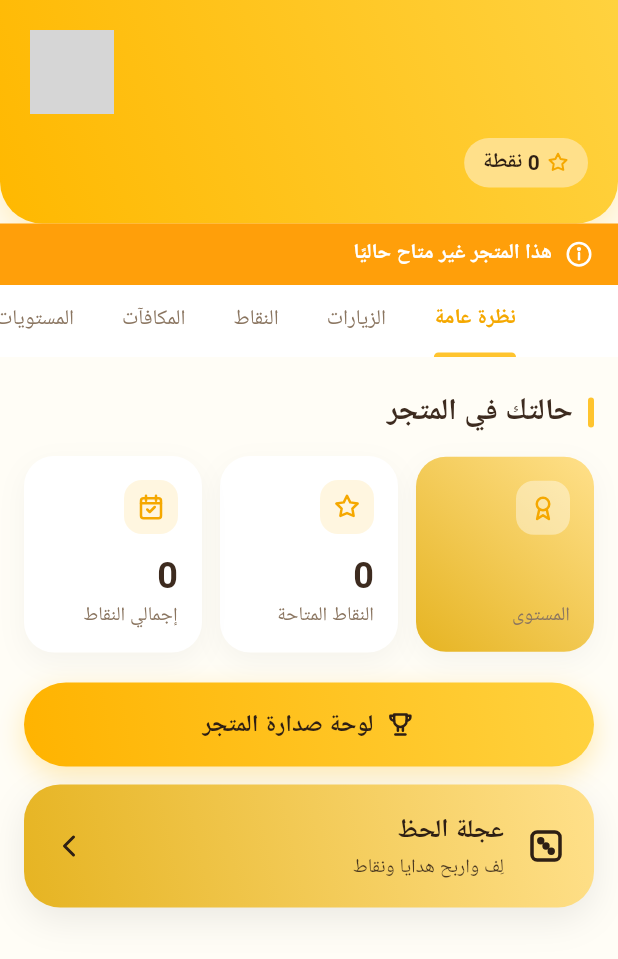
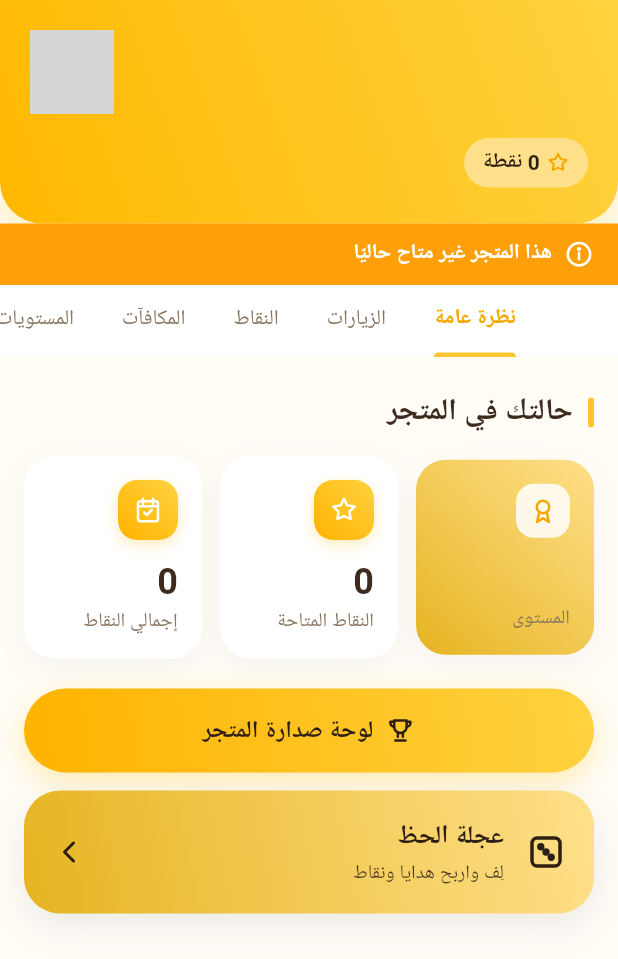
Before and after one commit to ammarnabileg/start, a Flutter app: the StoreDetailScreen screen opened directly with empty values, on a phone screen of 412 x 824 dp. Shown: the top 959 px of the screen. Run offline on Flutter 3.47's test engine with Material 3 defaults, Android fonts, the phone set to English and light mode, and no system bars; drawn by our look-alikes of cached_network_image; our stand-ins replace firebase_core, firebase_messaging, fl_chart, flutter_animate, flutter_image_compress, flutter_local_notifications and 11 more; missing offline and left inert: geofence_service, mobile_scanner, screen_brightness; accounts and stored records are empty; network calls fail; Roboto replaces fonts that are missing (Tajawal); project files that could hold a hidden picture were left out; grey boxes are pictures that could not be loaded.

Commit message:
Unify yellow-background icons into a gold AppIconBadge (white icon)
New AppIconBadge (gold gradient + white icon, matching the prominent nav button)
standardizes every icon that used to sit on a light-yellow/cream chip. Applied in
the shared StatCard (default state) and in real screens (cashier customer profile,
notifications) plus the screenshot facsimiles. Highlight/accent states preserved.

```diff
--- a/loyalty-platform/packages/loyalty_core/lib/loyalty_core.dart
+++ b/loyalty-platform/packages/loyalty_core/lib/loyalty_core.dart
@@ -35,6 +35,7 @@ export 'src/models/pos_api_key.dart';
 
 // Widgets
 export 'src/widgets/app_icon.dart';
+export 'src/widgets/app_icon_badge.dart';
 export 'src/widgets/primary_button.dart';
 export 'src/widgets/app_card.dart';
 export 'src/widgets/state_views.dart';
--- /dev/null
+++ b/loyalty-platform/packages/loyalty_core/lib/src/widgets/app_icon_badge.dart
@@ -0,0 +1,52 @@
+import 'package:flutter/material.dart';
+import '../theme/app_colors.dart';
+import 'app_icon.dart';
+
+/// شارة أيقونة موحّدة بهوية Hatchy: خلفية ذهبية متدرّجة + أيقونة بيضاء —
+/// نفس استايل زر المسح البارز. تُستخدم لكل الأيقونات اللي خلفيتها ذهبية.
+class AppIconBadge extends StatelessWidget {
+  final IconData icon;
+
+  /// حجم المربّع.
+  final double size;
+  final double? iconSize;
+
+  /// لون أساس بديل (لو عايز شارة بلون دلالي بدل الذهبي) — تبقى بأيقونة بيضاء.
+  final Color? color;
+
+  /// شكل دائري بدل المربّع الدائري الحواف.
+  final bool circle;
+
+  const AppIconBadge(
+    this.icon, {
+    super.key,
+    this.size = 44,
+    this.iconSize,
+    this.color,
+    this.circle = false,
+  });
+
+  @override
+  Widget build(BuildContext context) {
+    final solid = color;
+    return Container(
+      width: size,
+      height: size,
+      alignment: Alignment.center,
+      decoration: BoxDecoration(
+        gradient: solid == null ? AppColors.buttonGradient : null,
+        color: solid,
+        shape: circle ? BoxShape.circle : BoxShape.rectangle,
+        borderRadius: circle ? null : BorderRadius.circular(size * 0.32),
+        boxShadow: [
+          BoxShadow(
+            color: (solid ?? AppColors.primary).withValues(alpha: .32),
+            blurRadius: 8,
+            offset: const Offset(0, 3),
+          ),
+        ],
+      ),
+      child: AppIcon(icon, size: iconSize ?? size * 0.5, color: Colors.white),
+    );
+  }
+}
--- a/loyalty-platform/packages/loyalty_core/lib/src/widgets/stat_card.dart
+++ b/loyalty-platform/packages/loyalty_core/lib/src/widgets/stat_card.dart
@@ -2,6 +2,7 @@ import 'package:flutter/material.dart';
 import '../theme/app_colors.dart';
 import '../theme/app_spacing.dart';
 import 'app_icon.dart';
+import 'app_icon_badge.dart';
 
 /// كارت إحصائية مدمج (رقم + عنوان + أيقونة) — للوحات التحكم وبطاقات الحالة.
 class StatCard extends StatelessWidget {
@@ -22,7 +23,6 @@ class StatCard extends StatelessWidget {
 
   @override
   Widget build(BuildContext context) {
-    final c = accent ?? AppColors.primaryDark;
     return Container(
       padding: const EdgeInsets.all(16),
       decoration: BoxDecoration(
@@ -36,16 +36,19 @@ class StatCard extends StatelessWidget {
       child: Column(
         crossAxisAlignment: CrossAxisAlignment.start,
         children: [
-          Container(
-            padding: const EdgeInsets.all(8),
-            decoration: BoxDecoration(
-              color: highlight
-                  ? Colors.white.withValues(alpha: .4)
-                  : AppColors.surfaceCream,
-              borderRadius: BorderRadius.circular(AppRadii.sm),
-            ),
-            child: AppIcon(icon, size: 20, color: c),
-          ),
+          if (highlight)
+            // على بطاقة ذهبية: شارة بيضاء بأيقونة ذهبية (تباين عكسي).
+            Container(
+              padding: const EdgeInsets.all(8),
+              decoration: BoxDecoration(
+                color: Colors.white.withValues(alpha: .85),
+                borderRadius: BorderRadius.circular(AppRadii.sm),
+              ),
+              child: AppIcon(icon, size: 20, color: AppColors.primaryDark),
+            )
+          else
+            // الوضع العادي: شارة ذهبية متدرّجة + أيقونة بيضاء (استايل موحّد).
+            AppIconBadge(icon, size: 40, iconSize: 20, color: accent),
           const SizedBox(height: 12),
           Text(value,
               style: Theme.of(context)
```
Also changed, not shown: loyalty-platform/apps/customer_app/lib/features/notifications/notifications_screen.dart (+7 -29 lines), loyalty-platform/apps/merchant_app/lib/features/scanner/customer_profile_screen.dart (+1 -8 lines), 2 other files.
